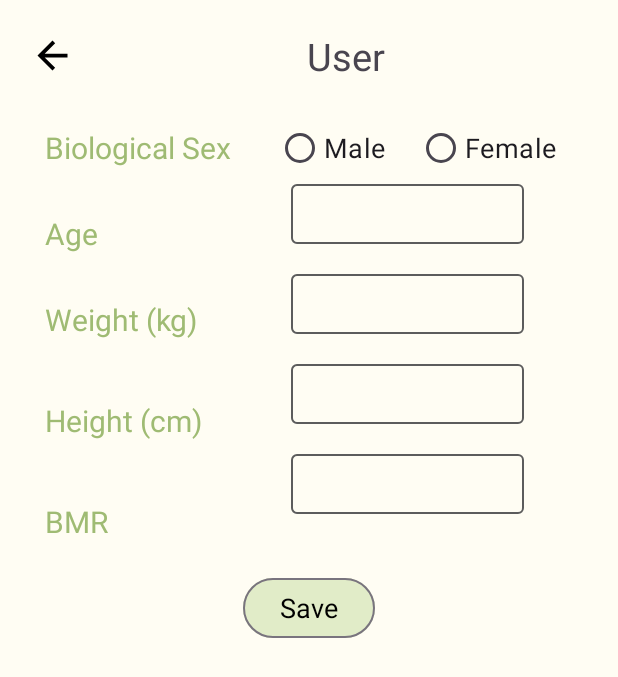
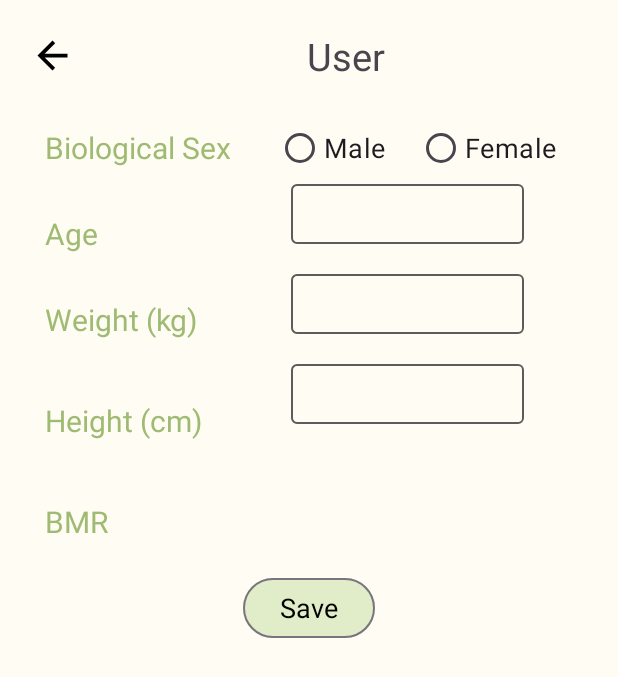
Before and after one commit to FahsaiPS/Daily_Calories, an Android app: the UserActivity screen opened directly, with no data from a screen before it, on a phone screen of 412 x 824 dp. Shown: the top 677 px of the screen. Run offline under Robolectric (Android 15) with nearby library versions, the phone set to English and light mode, and no system bars; Roboto replaces fonts that are not available here.

Commit message:
change user layout

```diff
--- a/app/src/main/res/layout/user_layout.xml
+++ b/app/src/main/res/layout/user_layout.xml
@@ -187,7 +187,6 @@
                 android:layout_height="40dp"
                 android:layout_marginStart="10dp"
                 android:layout_marginTop="20dp"
-                android:background="@drawable/text_border"
                 android:fontFamily="@font/sulphur_point"
                 android:gravity="center"
                 android:text="@string/bmr_output"
```
